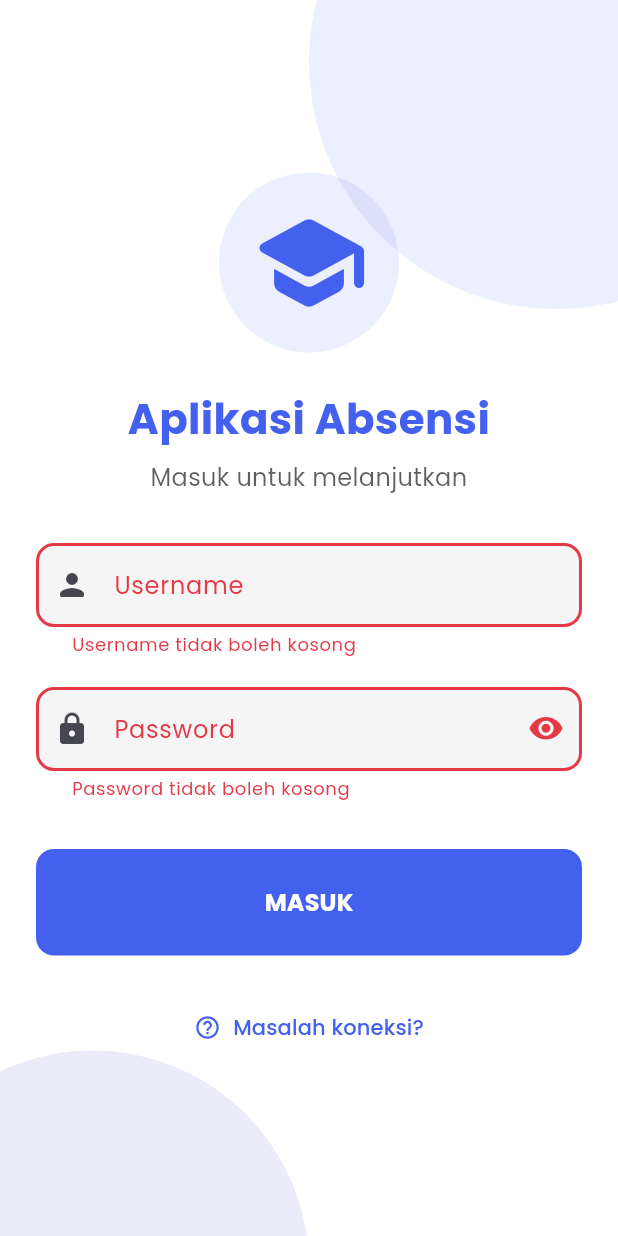
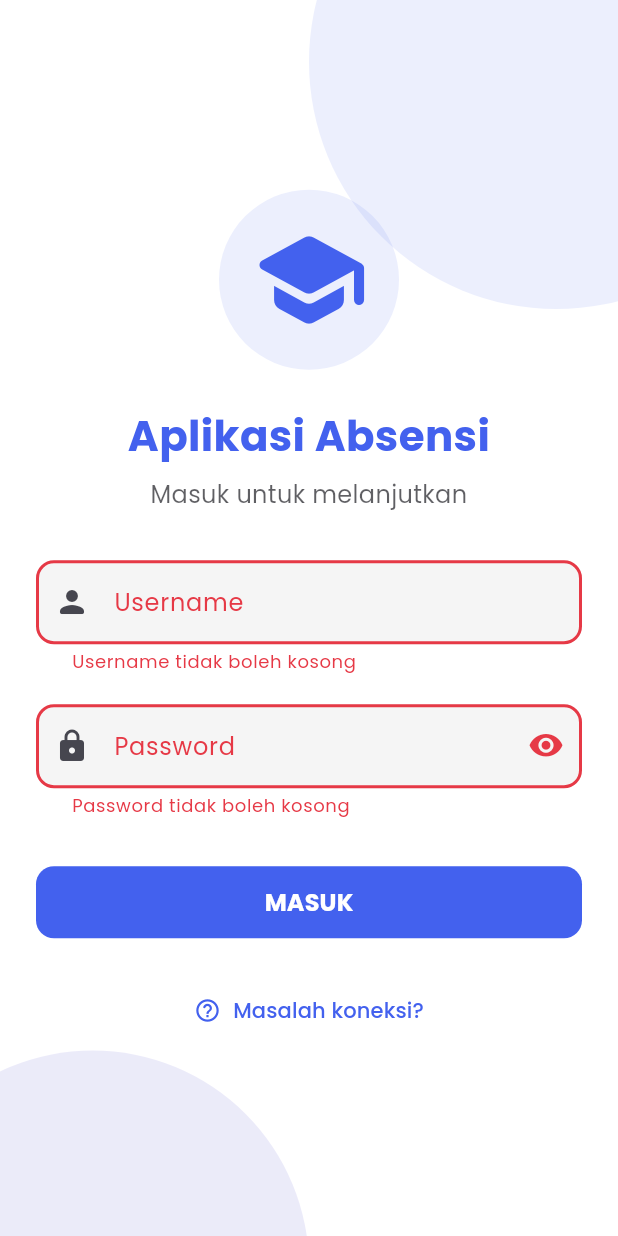
Before and after one commit to Mighty-SEA/apkabsensi, a Flutter app: the screen it shows after launch, after a tap on "MASUK", on a phone screen of 412 x 824 dp. Run offline on Flutter 3.47's test engine with Material 3 defaults, Android fonts, the phone set to English and light mode, and no system bars; our stand-ins replace cached_network_image, connectivity_plus, google_fonts, logger, shared_preferences, shimmer; accounts and stored records are empty.

Commit message:
Memperbarui logika dan tampilan pada layar login dengan menambahkan loading khusus untuk proses login, serta memperbaiki penanganan pesan error. Menghapus kode dummy dan menyempurnakan tampilan pesan error agar lebih informatif dan konsisten. Meningkatkan pengalaman pengguna dengan menambahkan animasi dan memperbaiki struktur widget.

```diff
--- a/lib/providers/auth_provider.dart
+++ b/lib/providers/auth_provider.dart
@@ -7,11 +7,13 @@ class AuthProvider extends ChangeNotifier {
   final ApiService _apiService = ApiService();
   User? _user;
   bool _isLoading = false;
+  bool _isLoginLoading = false; // Loading khusus untuk login
   String _errorMessage = '';
   Timer? _refreshTimer;
 
   User? get user => _user;
   bool get isLoading => _isLoading;
+  bool get isLoginLoading => _isLoginLoading; // Getter untuk login loading
   bool get isAuthenticated => _user != null;
   String get errorMessage => _errorMessage;
 
@@ -76,7 +78,7 @@ class AuthProvider extends ChangeNotifier {
 
   // Login
   Future<bool> login(String username, String password) async {
-    _isLoading = true;
+    _isLoginLoading = true; // Gunakan loading khusus untuk login
     _errorMessage = '';
     notifyListeners();
 
@@ -87,19 +89,19 @@ class AuthProvider extends ChangeNotifier {
         _user = await _apiService.getUser();
         // Mulai timer untuk refresh token secara periodik
         _startRefreshTimer();
-        _isLoading = false;
+        _isLoginLoading = false; // Reset loading login
         notifyListeners();
         return true;
       } else {
         _errorMessage = result['message'];
         print('Login error: $_errorMessage'); // Debug log
-        _isLoading = false;
+        _isLoginLoading = false; // Reset loading login
         notifyListeners();
         return false;
       }
     } catch (e) {
       _errorMessage = 'Terjadi kesalahan saat login: $e';
-      _isLoading = false;
+      _isLoginLoading = false; // Reset loading login
       notifyListeners();
       return false;
     }
--- a/lib/screens/login_screen.dart
+++ b/lib/screens/login_screen.dart
@@ -32,6 +32,14 @@ class _LoginScreenState extends State<LoginScreen> with SingleTickerProviderStat
       curve: Curves.easeInOut,
     );
     _animationController.forward();
+    // HAPUS dummy error
+    // Future.delayed(const Duration(milliseconds: 500), () {
+    //   if (mounted) {
+    //     setState(() {
+    //       _errorMessage = 'Username atau password salah. Silakan coba lagi.';
+    //     });
+    //   }
+    // });
   }
 
   @override
@@ -43,52 +51,31 @@ class _LoginScreenState extends State<LoginScreen> with SingleTickerProviderStat
   }
 
   void _login() async {
-    setState(() {
-      _errorMessage = '';
-    });
-
     if (_formKey.currentState!.validate()) {
       final authProvider = Provider.of<AuthProvider>(context, listen: false);
-
+      setState(() {
+        _errorMessage = '';
+      });
       final success = await authProvider.login(
         _usernameController.text.trim(),
         _passwordController.text.trim(),
       );
-
       if (success && mounted) {
+        setState(() {
+          _errorMessage = '';
+        });
         Navigator.of(context).pushReplacement(
           MaterialPageRoute(builder: (context) => const MainScreen()),
         );
       } else if (mounted) {
-        // Ambil pesan error dari provider dan tampilkan di UI
         setState(() {
           _errorMessage = authProvider.errorMessage;
         });
-
-        // Tambahkan juga SnackBar untuk memastikan pesan terlihat
-        if (_errorMessage.contains('Username atau password salah')) {
+        // SnackBar hanya untuk error selain username/password salah
+        if (!_errorMessage.contains('Username atau password salah')) {
           ScaffoldMessenger.of(context).showSnackBar(
             SnackBar(
-              content: Row(
-                children: [
-                  const Icon(Icons.person_off_rounded, color: Colors.white),
-                  const SizedBox(width: 10),
-                  const Expanded(child: Text('Username atau password salah. Silakan coba lagi.')),
-                ],
-              ),
-              backgroundColor: Theme.of(context).colorScheme.error,
-              behavior: SnackBarBehavior.floating,
-              shape: RoundedRectangleBorder(
-                borderRadius: BorderRadius.circular(10),
-              ),
-              margin: const EdgeInsets.all(12),
-              duration: const Duration(seconds: 5),
-            ),
-          );
-        } else {
-          ScaffoldMessenger.of(context).showSnackBar(
-            SnackBar(
-              content: Text(authProvider.errorMessage),
+              content: Text(_errorMessage),
               backgroundColor: Theme.of(context).colorScheme.error,
               behavior: SnackBarBehavior.floating,
               shape: RoundedRectangleBorder(
@@ -101,6 +88,12 @@ class _LoginScreenState extends State<LoginScreen> with SingleTickerProviderStat
         }
       }
     }
+  }
+
+  void _clearError() {
+    setState(() {
+      _errorMessage = '';
+    });
   }
 
   // Fungsi helper untuk mencoba terhubung ke server dan cek URL
@@ -125,7 +118,7 @@ class _LoginScreenState extends State<LoginScreen> with SingleTickerProviderStat
   Widget build(BuildContext context) {
     final size = MediaQuery.of(context).size;
     final theme = Theme.of(context);
-
+    final isLoginError = _errorMessage.contains('Username atau password salah');
     return AnnotatedRegion<SystemUiOverlayStyle>(
       value: const SystemUiOverlayStyle(
         statusBarColor: Colors.white,
@@ -139,7 +132,7 @@ class _LoginScreenState extends State<LoginScreen> with SingleTickerProviderStat
         body: SafeArea(
           child: Stack(
             children: [
-              // Background decoration
+              // Background
               Positioned(
                 top: -size.width * 0.3,
                 right: -size.width * 0.3,
@@ -164,7 +157,6 @@ class _LoginScreenState extends State<LoginScreen> with SingleTickerProviderStat
                   ),
                 ),
               ),
-
               // Main content
               Center(
                 child: SingleChildScrollView(
@@ -177,7 +169,7 @@ class _LoginScreenState extends State<LoginScreen> with SingleTickerProviderStat
                         mainAxisAlignment: MainAxisAlignment.center,
                         crossAxisAlignment: CrossAxisAlignment.stretch,
                         children: [
-                          // Logo atau gambar aplikasi
+                          // Logo
                           Container(
                             padding: const EdgeInsets.all(20),
                             decoration: BoxDecoration(
@@ -191,8 +183,7 @@ class _LoginScreenState extends State<LoginScreen> with SingleTickerProviderStat
                             ),
                           ),
                           const SizedBox(height: 24),
-
-                          // Judul aplikasi
+                          // Judul
                           Text(
                             'Aplikasi Absensi',
                             textAlign: TextAlign.center,
@@ -203,7 +194,6 @@ class _LoginScreenState extends State<LoginScreen> with SingleTickerProviderStat
                             ),
                           ),
                           const SizedBox(height: 8),
-
                           // Subtitle
                           Text(
                             'Masuk untuk melanjutkan',
@@ -214,97 +204,23 @@ class _LoginScreenState extends State<LoginScreen> with SingleTickerProviderStat
                             ),
                           ),
                           const SizedBox(height: 32),
-
-                          // Pesan error
-                          if (_errorMessage.isNotEmpty)
-                            Container(
-                              padding: const EdgeInsets.all(16),
-                              margin: const EdgeInsets.only(bottom: 20),
-                              decoration: BoxDecoration(
-                                color: _errorMessage.contains('berhasil')
-                                    ? Colors.green.withOpacity(0.1)
-                                    : theme.colorScheme.error.withOpacity(0.1),
-                                borderRadius: BorderRadius.circular(16),
-                                border: Border.all(
-                                  color: _errorMessage.contains('berhasil')
-                                      ? Colors.green
-                                      : theme.colorScheme.error,
-                                  width: 1,
-                                ),
-                              ),
-                              child: Column(
-                                crossAxisAlignment: CrossAxisAlignment.start,
-                                children: [
-                                  Row(
-                                    children: [
-                                      Icon(
-                                        _errorMessage.contains('berhasil')
-                                            ? Icons.check_circle
-                                            : _errorMessage.contains('Username atau password salah')
-                                                ? Icons.person_off_rounded
-                                                : Icons.error_outline_rounded,
-                                        color: _errorMessage.contains('berhasil')
-                                            ? Colors.green
-                                            : theme.colorScheme.error,
-                                      ),
-                                      const SizedBox(width: 8),
-                                      Expanded(
-                                        child: Text(
-                                          _errorMessage.contains('berhasil')
-                                              ? 'Status Server'
-                                              : _errorMessage.contains('Username atau password salah')
-                                                  ? 'Login Gagal'
-                                                  : 'Error',
-                                          style: TextStyle(
-                                            fontWeight: FontWeight.bold,
-                                            color: _errorMessage.contains('berhasil')
-                                                ? Colors.green
-                                                : theme.colorScheme.error,
-                                          ),
-                                        ),
-                                      ),
-                                    ],
-                                  ),
-                                  const SizedBox(height: 8),
-                                  Text(
-                                    _errorMessage,
-                                    style: TextStyle(
-                                      color: _errorMessage.contains('berhasil')
-                                          ? Colors.green.shade700
-                                          : theme.colorScheme.error,
-                                    ),
-                                  ),
-                                  if (_errorMessage.contains('Username atau password salah'))
-                                    Padding(
-                                      padding: const EdgeInsets.only(top: 8.0),
-                                      child: Text(
-                                        'Pastikan Anda memasukkan username dan password dengan benar.',
-                                        style: TextStyle(
-                                          fontStyle: FontStyle.italic,
-                                          fontSize: 13,
-                                          color: theme.colorScheme.error,
-                                        ),
-                                      ),
-                                    ),
-                                  if (!_errorMessage.contains('berhasil'))
-                                    Align(
-                                      alignment: Alignment.centerRight,
-                                      child: TextButton(
-                                        onPressed: _checkServerConnection,
-                                        child: const Text('Periksa Koneksi'),
-                                      ),
-                                    ),
-                                ],
-                              ),
-                            ),
-
-                          // Field username
+                          // Username
                           TextFormField(
                             controller: _usernameController,
-                            decoration: const InputDecoration(
+                            decoration: InputDecoration(
                               labelText: 'Username',
                               hintText: 'Masukkan username Anda',
-                              prefixIcon: Icon(Icons.person_rounded),
+                              prefixIcon: const Icon(Icons.person_rounded),
+                              enabledBorder: isLoginError
+                                  ? OutlineInputBorder(
+                                      borderSide: BorderSide(color: theme.colorScheme.error, width: 1.5),
+                                    )
+                                  : null,
+                              focusedBorder: isLoginError
+                                  ? OutlineInputBorder(
+                                      borderSide: BorderSide(color: theme.colorScheme.error, width: 2),
+                                    )
+                                  : null,
                             ),
                             validator: (value) {
                               if (value == null || value.isEmpty) {
@@ -314,8 +230,7 @@ class _LoginScreenState extends State<LoginScreen> with SingleTickerProviderStat
                             },
                           ),
                           const SizedBox(height: 20),
-
-                          // Field password
+                          // Password
                           TextFormField(
                             controller: _passwordController,
                             obscureText: _obscurePassword,
@@ -335,6 +250,16 @@ class _LoginScreenState extends State<LoginScreen> with SingleTickerProviderStat
                                   });
                                 },
                               ),
+                              enabledBorder: isLoginError
+                                  ? OutlineInputBorder(
+                                      borderSide: BorderSide(color: theme.colorScheme.error, width: 1.5),
+                                    )
+                                  : null,
+                              focusedBorder: isLoginError
+                                  ? OutlineInputBorder(
+                                      borderSide: BorderSide(color: theme.colorScheme.error, width: 2),
+                                    )
+                                  : null,
                             ),
                             validator: (value) {
                               if (value == null || value.isEmpty) {
@@ -344,22 +269,41 @@ class _LoginScreenState extends State<LoginScreen> with SingleTickerProviderStat
                             },
                           ),
                           const SizedBox(height: 32),
-
                           // Tombol login
                           Consumer<AuthProvider>(
                             builder: (context, auth, child) {
-                              return ElevatedButton(
-                                onPressed: auth.isLoading ? null : _login,
-                                child: Padding(
-                                  padding: const EdgeInsets.symmetric(vertical: 12),
-                                  child: auth.isLoading
-                                      ? const SizedBox(
-                                          width: 24,
-                                          height: 24,
-                                          child: CircularProgressIndicator(
-                                            color: Colors.white,
-                                            strokeWidth: 2,
-                                          ),
+                              return SizedBox(
+                                height: 48,
+                                child: ElevatedButton(
+                                  onPressed: auth.isLoginLoading ? null : _login,
+                                  style: ElevatedButton.styleFrom(
+                                    shape: RoundedRectangleBorder(
+                                      borderRadius: BorderRadius.circular(12),
+                                    ),
+                                    backgroundColor: theme.colorScheme.primary,
+                                    foregroundColor: Colors.white,
+                                  ),
+                                  child: auth.isLoginLoading
+                                      ? Row(
+                                          mainAxisAlignment: MainAxisAlignment.center,
+                                          children: [
+                                            const SizedBox(
+                                              width: 22,
+                                              height: 22,
+                                              child: CircularProgressIndicator(
+                                                color: Colors.white,
+                                                strokeWidth: 2,
+                                              ),
+                                            ),
+                                            const SizedBox(width: 12),
+                                            const Text(
+                                              'Memproses...',
+                                              style: TextStyle(
+                                                fontSize: 16,
+                                                fontWeight: FontWeight.bold,
+                                              ),
+                                            ),
+                                          ],
                                         )
                                       : const Text(
                                           'MASUK',
@@ -372,9 +316,69 @@ class _LoginScreenState extends State<LoginScreen> with SingleTickerProviderStat
                               );
                             },
                           ),
-
+                          // Pesan error SELALU di bawah tombol login
+                          if (_errorMessage.isNotEmpty)
+                            Padding(
+                              padding: const EdgeInsets.only(top: 20.0),
+                              child: Container(
+                                padding: const EdgeInsets.all(14),
+                                decoration: BoxDecoration(
+                                  color: theme.colorScheme.error.withOpacity(0.08),
+                                  border: Border.all(color: theme.colorScheme.error, width: 1),
+                                  borderRadius: BorderRadius.circular(12),
+                                ),
+                                child: Row(
+                                  crossAxisAlignment: CrossAxisAlignment.start,
+                                  children: [
+                                    Icon(
+                                      isLoginError ? Icons.person_off_rounded : Icons.error_outline_rounded,
+                                      color: theme.colorScheme.error,
+                                    ),
+                                    const SizedBox(width: 10),
+                                    Expanded(
+                                      child: Column(
+                                        crossAxisAlignment: CrossAxisAlignment.start,
+                                        children: [
+                                          Text(
+                                            isLoginError ? 'Login Gagal' : 'Error',
+                                            style: TextStyle(
+                                              fontWeight: FontWeight.bold,
+                                              color: theme.colorScheme.error,
+                                            ),
+                                          ),
+                                          const SizedBox(height: 4),
+                                          Text(
+                                            _errorMessage,
+                                            style: TextStyle(
+                                              color: theme.colorScheme.error,
+                                            ),
+                                          ),
+                                          if (isLoginError)
+                                            Padding(
+                                              padding: const EdgeInsets.only(top: 4.0),
+                                              child: Text(
+                                                'Pastikan username dan password benar.',
+                                                style: TextStyle(
+                                                  fontStyle: FontStyle.italic,
+                                                  fontSize: 13,
+                                                  color: theme.colorScheme.error,
+                                                ),
+                                              ),
+                                            ),
+                                        ],
+                                      ),
+                                    ),
+                                    IconButton(
+                                      icon: const Icon(Icons.close),
+                                      color: theme.colorScheme.error,
+                                      tooltip: 'Tutup',
+                                      onPressed: _clearError,
+                                    ),
+                                  ],
+                                ),
+                              ),
+                            ),
                           const SizedBox(height: 24),
-
                           // Bantuan
                           Center(
                             child: TextButton.icon(
```
